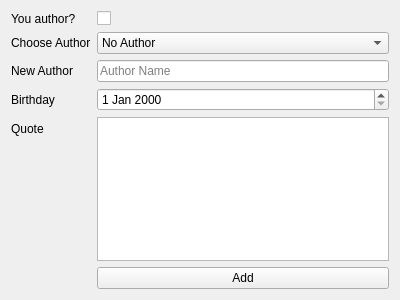
First picture: the form in data/add_quote.ui, repository Selmentausen/Yandex-PyQt5-Project, before the edit.
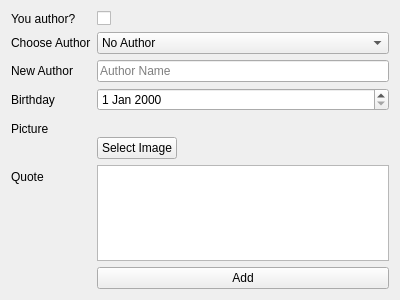
Second picture: the form after the edit.

Commit message: author name is button and shows authors info also when adding author now can choose a picture

Diff of the .ui file:
```diff
--- a/data/add_quote.ui
+++ b/data/add_quote.ui
@@ -53,16 +53,47 @@
     <widget class="QDateEdit" name="birthdayDateEdit"/>
    </item>
    <item row="4" column="0">
+    <widget class="QLabel" name="label">
+     <property name="text">
+      <string>Picture</string>
+     </property>
+    </widget>
+   </item>
+   <item row="4" column="1">
+    <layout class="QVBoxLayout" name="verticalLayout">
+     <item>
+      <widget class="QLabel" name="imageLabel">
+       <property name="text">
+        <string/>
+       </property>
+      </widget>
+     </item>
+     <item>
+      <widget class="QPushButton" name="imagePushButton">
+       <property name="sizePolicy">
+        <sizepolicy hsizetype="Maximum" vsizetype="Fixed">
+         <horstretch>0</horstretch>
+         <verstretch>0</verstretch>
+        </sizepolicy>
+       </property>
+       <property name="text">
+        <string>Select Image</string>
+       </property>
+      </widget>
+     </item>
+    </layout>
+   </item>
+   <item row="5" column="0">
     <widget class="QLabel" name="quoteLabel">
      <property name="text">
       <string>Quote</string>
      </property>
     </widget>
    </item>
-   <item row="4" column="1">
-    <widget class="QTextEdit" name="quoteTextEdit"/>
-   </item>
    <item row="5" column="1">
+    <widget class="QTextEdit" name="quoteTextEdit"/>
+   </item>
+   <item row="6" column="1">
     <widget class="QPushButton" name="quoteAddButton">
      <property name="text">
       <string>Add</string>
```
Left out of the diff: 32 changed lines with no effect on the pictures. The commit also changes 6 other files.
